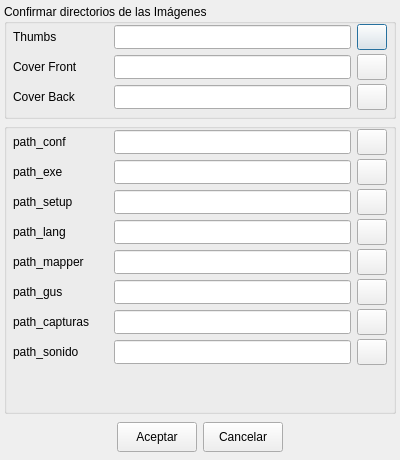
Qt form ui/importpath.ui (Monthy/gr-lida) before a commit.
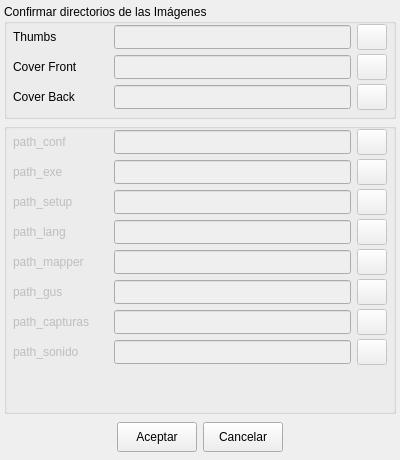
The same form after that commit. Icons and pictures are not drawn.

Commit message: Actualizando y añadiendo los nuevos UI: - Nuevo: multimedia.ui donde reproducirá videos y música del juego. - Nuevo: addedit_dosbox.ui separando las distintas partes del addedit_juego.ui para hacerlo mas modular. - Nuevo: addedit_scummvm.ui separando las distintas partes del addedit_juego.ui para hacerlo mas modular. - Nuevo: ruleta.ui donde mostrara los discos o ruletas de protección del juego. - El resto actualiza pequeñas cosas como es el tamaño de la ventana, orden del index, o los layout.

Patch:
```diff
--- a/ui/importpath.ui
+++ b/ui/importpath.ui
@@ -51,7 +51,7 @@
        <number>6</number>
       </property>
       <item>
-       <layout class="QHBoxLayout" >
+       <layout class="QHBoxLayout" name="hLayout_19" >
         <property name="spacing" >
          <number>6</number>
         </property>
@@ -73,6 +73,9 @@
         </item>
         <item>
          <widget class="QLineEdit" name="txtDatosPath_Thumbs" >
+          <property name="enabled" >
+           <bool>false</bool>
+          </property>
           <property name="minimumSize" >
            <size>
             <width>0</width>
@@ -83,6 +86,9 @@
         </item>
         <item>
          <widget class="QPushButton" name="btnDirPath_Datos_Thumbs" >
+          <property name="enabled" >
+           <bool>false</bool>
+          </property>
           <property name="minimumSize" >
            <size>
             <width>30</width>
@@ -107,7 +113,7 @@
        </layout>
       </item>
       <item>
-       <layout class="QHBoxLayout" >
+       <layout class="QHBoxLayout" name="hLayout_18" >
         <property name="spacing" >
          <number>6</number>
         </property>
@@ -129,6 +135,9 @@
         </item>
         <item>
          <widget class="QLineEdit" name="txtDatosPath_CoverFront" >
+          <property name="enabled" >
+           <bool>false</bool>
+          </property>
           <property name="minimumSize" >
            <size>
             <width>0</width>
@@ -139,6 +148,9 @@
         </item>
         <item>
          <widget class="QPushButton" name="btnDirPath_Datos_CoverFront" >
+          <property name="enabled" >
+           <bool>false</bool>
+          </property>
           <property name="minimumSize" >
            <size>
             <width>30</width>
@@ -163,7 +175,7 @@
        </layout>
       </item>
       <item>
-       <layout class="QHBoxLayout" >
+       <layout class="QHBoxLayout" name="hLayout_17" >
         <property name="spacing" >
          <number>6</number>
         </property>
@@ -185,6 +197,9 @@
         </item>
         <item>
          <widget class="QLineEdit" name="txtDatosPath_CoverBack" >
+          <property name="enabled" >
+           <bool>false</bool>
+          </property>
           <property name="minimumSize" >
            <size>
             <width>0</width>
@@ -195,6 +210,9 @@
         </item>
         <item>
          <widget class="QPushButton" name="btnDirPath_Datos_CoverBack" >
+          <property name="enabled" >
+           <bool>false</bool>
+          </property>
           <property name="minimumSize" >
            <size>
             <width>30</width>
@@ -223,6 +241,9 @@
    </item>
    <item>
     <widget class="QGroupBox" name="gBox_path_emu" >
+     <property name="enabled" >
+      <bool>false</bool>
+     </property>
      <layout class="QVBoxLayout" >
       <property name="spacing" >
        <number>4</number>
@@ -251,14 +272,6 @@
          <number>0</number>
         </property>
         <widget class="QWidget" name="page_1" >
-         <property name="geometry" >
-          <rect>
-           <x>0</x>
-           <y>0</y>
-           <width>376</width>
-           <height>276</height>
-          </rect>
-         </property>
          <layout class="QVBoxLayout" >
           <property name="spacing" >
            <number>4</number>
@@ -267,7 +280,7 @@
            <number>0</number>
           </property>
           <item>
-           <layout class="QHBoxLayout" >
+           <layout class="QHBoxLayout" name="hLayout_7" >
             <property name="spacing" >
              <number>6</number>
             </property>
@@ -323,7 +336,7 @@
            </layout>
           </item>
           <item>
-           <layout class="QHBoxLayout" >
+           <layout class="QHBoxLayout" name="hLayout_8" >
             <property name="spacing" >
              <number>6</number>
             </property>
@@ -379,7 +392,7 @@
            </layout>
           </item>
           <item>
-           <layout class="QHBoxLayout" >
+           <layout class="QHBoxLayout" name="hLayout_9" >
             <property name="spacing" >
              <number>6</number>
             </property>
@@ -435,7 +448,7 @@
            </layout>
           </item>
           <item>
-           <layout class="QHBoxLayout" >
+           <layout class="QHBoxLayout" name="hLayout_2" >
             <property name="spacing" >
              <number>6</number>
             </property>
@@ -491,7 +504,7 @@
            </layout>
           </item>
           <item>
-           <layout class="QHBoxLayout" >
+           <layout class="QHBoxLayout" name="hLayout_6" >
             <property name="spacing" >
              <number>6</number>
             </property>
@@ -547,7 +560,7 @@
            </layout>
           </item>
           <item>
-           <layout class="QHBoxLayout" >
+           <layout class="QHBoxLayout" name="hLayout_3" >
             <property name="spacing" >
              <number>6</number>
             </property>
@@ -603,7 +616,7 @@
            </layout>
           </item>
           <item>
-           <layout class="QHBoxLayout" >
+           <layout class="QHBoxLayout" name="hLayout_5" >
             <property name="spacing" >
              <number>6</number>
             </property>
@@ -659,7 +672,7 @@
            </layout>
           </item>
           <item>
-           <layout class="QHBoxLayout" >
+           <layout class="QHBoxLayout" name="hLayout_4" >
             <property name="spacing" >
              <number>6</number>
             </property>
@@ -715,7 +728,7 @@
            </layout>
           </item>
           <item>
-           <spacer>
+           <spacer name="vSpacer_1" >
             <property name="orientation" >
              <enum>Qt::Vertical</enum>
             </property>
@@ -730,14 +743,6 @@
          </layout>
         </widget>
         <widget class="QWidget" name="page_2" >
-         <property name="geometry" >
-          <rect>
-           <x>0</x>
-           <y>0</y>
-           <width>376</width>
-           <height>274</height>
-          </rect>
-         </property>
          <layout class="QVBoxLayout" >
           <property name="spacing" >
            <number>4</number>
@@ -746,7 +751,7 @@
            <number>0</number>
           </property>
           <item>
-           <layout class="QHBoxLayout" >
+           <layout class="QHBoxLayout" name="hLayout_14" >
             <property name="spacing" >
              <number>6</number>
             </property>
@@ -858,7 +863,7 @@
            </layout>
           </item>
           <item>
-           <layout class="QHBoxLayout" >
+           <layout class="QHBoxLayout" name="hLayout_12" >
             <property name="spacing" >
              <number>6</number>
             </property>
@@ -914,7 +919,7 @@
            </layout>
           </item>
           <item>
-           <layout class="QHBoxLayout" >
+           <layout class="QHBoxLayout" name="hLayout_13" >
             <property name="spacing" >
              <number>6</number>
             </property>
@@ -970,7 +975,7 @@
            </layout>
           </item>
           <item>
-           <layout class="QHBoxLayout" >
+           <layout class="QHBoxLayout" name="hLayout_11" >
             <property name="spacing" >
              <number>6</number>
             </property>
@@ -1026,7 +1031,7 @@
            </layout>
           </item>
           <item>
-           <layout class="QHBoxLayout" >
+           <layout class="QHBoxLayout" name="hLayout_10" >
             <property name="spacing" >
              <number>6</number>
             </property>
@@ -1082,7 +1087,7 @@
            </layout>
           </item>
           <item>
-           <spacer>
+           <spacer name="vSpacer_2" >
             <property name="orientation" >
              <enum>Qt::Vertical</enum>
             </property>
@@ -1097,14 +1102,6 @@
          </layout>
         </widget>
         <widget class="QWidget" name="page_3" >
-         <property name="geometry" >
-          <rect>
-           <x>0</x>
-           <y>0</y>
-           <width>376</width>
-           <height>274</height>
-          </rect>
-         </property>
          <layout class="QVBoxLayout" >
           <property name="spacing" >
            <number>4</number>
@@ -1113,7 +1110,7 @@
            <number>0</number>
           </property>
           <item>
-           <layout class="QHBoxLayout" >
+           <layout class="QHBoxLayout" name="hLayout_15" >
             <property name="spacing" >
              <number>6</number>
             </property>
@@ -1169,7 +1166,7 @@
            </layout>
           </item>
           <item>
-           <layout class="QHBoxLayout" >
+           <layout class="QHBoxLayout" name="hLayout_16" >
             <property name="spacing" >
              <number>6</number>
             </property>
@@ -1225,7 +1222,7 @@
            </layout>
           </item>
           <item>
-           <spacer>
+           <spacer name="vSpacer_3" >
             <property name="orientation" >
              <enum>Qt::Vertical</enum>
             </property>
@@ -1245,7 +1242,7 @@
     </widget>
    </item>
    <item>
-    <layout class="QHBoxLayout" >
+    <layout class="QHBoxLayout" name="hLayout_1" >
      <property name="spacing" >
       <number>6</number>
      </property>
@@ -1253,7 +1250,7 @@
       <number>4</number>
      </property>
      <item>
-      <spacer>
+      <spacer name="hSpacer_1" >
        <property name="orientation" >
         <enum>Qt::Horizontal</enum>
        </property>
@@ -1300,7 +1297,7 @@
       </widget>
      </item>
      <item>
-      <spacer>
+      <spacer name="hSpacer_2" >
        <property name="orientation" >
         <enum>Qt::Horizontal</enum>
        </property>
```
Left out of the diff: 38 changed lines with no effect on the pictures. The commit also changes 19 other files.
